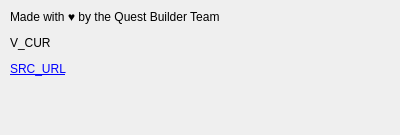
This is src/gui_about.ui in ThePi1/SPT-Trader-Builder as Qt 5 draws it before an edit. The edited form follows.
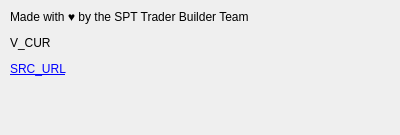
This is the edited form. Icons and pictures are not drawn.

What changed in the file:
```diff
--- a/src/gui_about.ui
+++ b/src/gui_about.ui
@@ -51,7 +51,7 @@
     </size>
    </property>
    <property name="text">
-    <string>&lt;html&gt;&lt;head/&gt;&lt;body&gt;&lt;p&gt;Made with ♥ by the Quest Builder Team&lt;/p&gt;&lt;p&gt;V_CUR&lt;/p&gt;&lt;p&gt;&lt;a href=&quot;SRC_URL&quot;&gt;&lt;span style=&quot; text-decoration: underline; color:#0000ff;&quot;&gt;SRC_URL&lt;/span&gt;&lt;/a&gt;&lt;/p&gt;&lt;/body&gt;&lt;/html&gt;</string>
+    <string>&lt;html&gt;&lt;head/&gt;&lt;body&gt;&lt;p&gt;Made with ♥ by the SPT Trader Builder Team&lt;/p&gt;&lt;p&gt;V_CUR&lt;/p&gt;&lt;p&gt;&lt;a href=&quot;SRC_URL&quot;&gt;&lt;span style=&quot; text-decoration: underline; color:#0000ff;&quot;&gt;SRC_URL&lt;/span&gt;&lt;/a&gt;&lt;/p&gt;&lt;/body&gt;&lt;/html&gt;</string>
    </property>
    <property name="scaledContents">
     <bool>false</bool>
```
